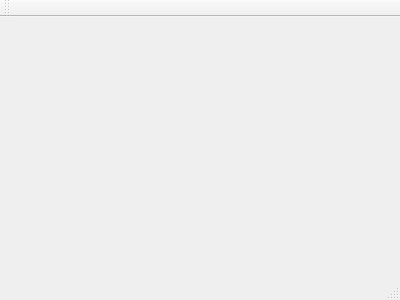
This is fenetreprincipale.ui in PorkyFighter/BallonTomTom as Qt 5 draws it before an edit. The edited form follows.
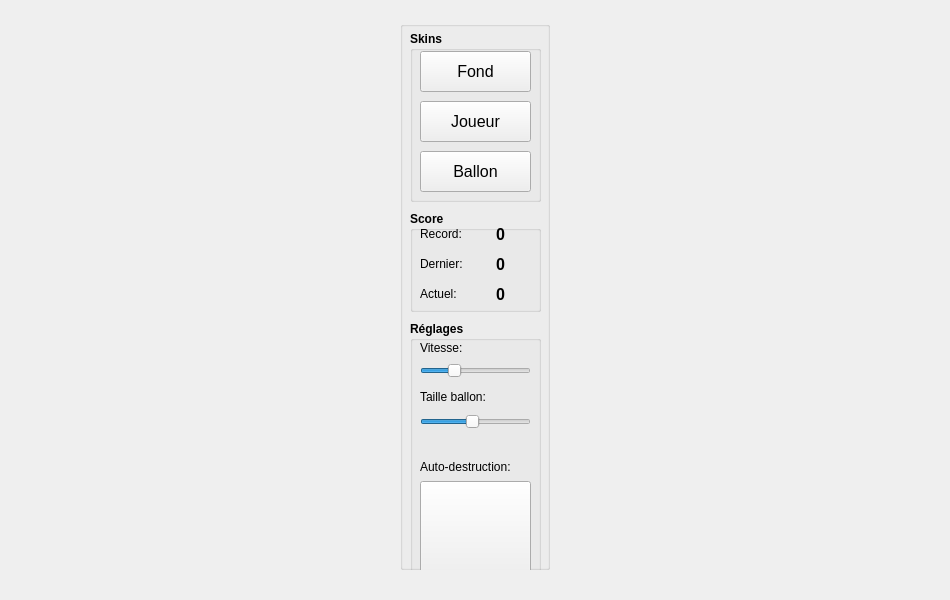
This is the edited form. Icons and pictures are not drawn.

Patch:
```diff
--- a/fenetreprincipale.ui
+++ b/fenetreprincipale.ui
@@ -1,24 +1,434 @@
 <ui version="4.0">
  <class>FenetrePrincipale</class>
- <widget class="QMainWindow" name="FenetrePrincipale" >
-  <property name="geometry" >
+ <widget class="QMainWindow" name="FenetrePrincipale">
+  <property name="geometry">
    <rect>
     <x>0</x>
     <y>0</y>
-    <width>400</width>
-    <height>300</height>
+    <width>950</width>
+    <height>600</height>
    </rect>
   </property>
   <property name="windowTitle" >
    <string>FenetrePrincipale</string>
   </property>
-  <widget class="QMenuBar" name="menuBar" />
-  <widget class="QToolBar" name="mainToolBar" />
-  <widget class="QWidget" name="centralWidget" />
-  <widget class="QStatusBar" name="statusBar" />
+  <widget class="QWidget" name="centralWidget">
+   <widget class="QWidget" name="horizontalLayoutWidget">
+    <property name="geometry">
+     <rect>
+      <x>10</x>
+      <y>10</y>
+      <width>931</width>
+      <height>571</height>
+     </rect>
+    </property>
+    <layout class="QHBoxLayout" name="qbl_general">
+     <item>
+      <layout class="QVBoxLayout" name="verticalLayout">
+       <item>
+        <widget class="QGroupBox" name="groupBox">
+         <property name="minimumSize">
+          <size>
+           <width>150</width>
+           <height>0</height>
+          </size>
+         </property>
+         <property name="maximumSize">
+          <size>
+           <width>150</width>
+           <height>16777215</height>
+          </size>
+         </property>
+         <property name="title">
+          <string/>
+         </property>
+         <widget class="QGroupBox" name="groupBox_2">
+          <property name="geometry">
+           <rect>
+            <x>10</x>
+            <y>10</y>
+            <width>131</width>
+            <height>171</height>
+           </rect>
+          </property>
+          <property name="font">
+           <font>
+            <weight>75</weight>
+            <bold>true</bold>
+           </font>
+          </property>
+          <property name="title">
+           <string>Skins</string>
+          </property>
+          <widget class="QPushButton" name="buttonFond">
+           <property name="geometry">
+            <rect>
+             <x>10</x>
+             <y>20</y>
+             <width>111</width>
+             <height>41</height>
+            </rect>
+           </property>
+           <property name="font">
+            <font>
+             <pointsize>12</pointsize>
+             <weight>50</weight>
+             <bold>false</bold>
+            </font>
+           </property>
+           <property name="text">
+            <string>Fond</string>
+           </property>
+          </widget>
+          <widget class="QPushButton" name="buttonJoueur">
+           <property name="geometry">
+            <rect>
+             <x>10</x>
+             <y>70</y>
+             <width>111</width>
+             <height>41</height>
+            </rect>
+           </property>
+           <property name="font">
+            <font>
+             <pointsize>12</pointsize>
+             <weight>50</weight>
+             <bold>false</bold>
+            </font>
+           </property>
+           <property name="text">
+            <string>Joueur</string>
+           </property>
+          </widget>
+          <widget class="QPushButton" name="buttonBallon">
+           <property name="geometry">
+            <rect>
+             <x>10</x>
+             <y>120</y>
+             <width>111</width>
+             <height>41</height>
+            </rect>
+           </property>
+           <property name="font">
+            <font>
+             <pointsize>12</pointsize>
+             <weight>50</weight>
+             <bold>false</bold>
+            </font>
+           </property>
+           <property name="text">
+            <string>Ballon</string>
+           </property>
+          </widget>
+         </widget>
+         <widget class="QGroupBox" name="groupBox_3">
+          <property name="geometry">
+           <rect>
+            <x>10</x>
+            <y>190</y>
+            <width>131</width>
+            <height>101</height>
+           </rect>
+          </property>
+          <property name="font">
+           <font>
+            <weight>75</weight>
+            <bold>true</bold>
+           </font>
+          </property>
+          <property name="title">
+           <string>Score</string>
+          </property>
+          <widget class="QLabel" name="label_3">
+           <property name="geometry">
+            <rect>
+             <x>10</x>
+             <y>13</y>
+             <width>46</width>
+             <height>20</height>
+            </rect>
+           </property>
+           <property name="font">
+            <font>
+             <weight>50</weight>
+             <bold>false</bold>
+            </font>
+           </property>
+           <property name="text">
+            <string>Record:</string>
+           </property>
+          </widget>
+          <widget class="QLabel" name="label_4">
+           <property name="geometry">
+            <rect>
+             <x>10</x>
+             <y>43</y>
+             <width>46</width>
+             <height>20</height>
+            </rect>
+           </property>
+           <property name="font">
+            <font>
+             <weight>50</weight>
+             <bold>false</bold>
+            </font>
+           </property>
+           <property name="text">
+            <string>Dernier:</string>
+           </property>
+          </widget>
+          <widget class="QLabel" name="label_5">
+           <property name="geometry">
+            <rect>
+             <x>10</x>
+             <y>73</y>
+             <width>46</width>
+             <height>20</height>
+            </rect>
+           </property>
+           <property name="font">
+            <font>
+             <weight>50</weight>
+             <bold>false</bold>
+            </font>
+           </property>
+           <property name="text">
+            <string>Actuel:</string>
+           </property>
+          </widget>
+          <widget class="QLabel" name="labelRecord">
+           <property name="geometry">
+            <rect>
+             <x>60</x>
+             <y>13</y>
+             <width>61</width>
+             <height>20</height>
+            </rect>
+           </property>
+           <property name="font">
+            <font>
+             <pointsize>12</pointsize>
+            </font>
+           </property>
+           <property name="text">
+            <string>0</string>
+           </property>
+           <property name="alignment">
+            <set>Qt::AlignCenter</set>
+           </property>
+          </widget>
+          <widget class="QLabel" name="labelDernier">
+           <property name="geometry">
+            <rect>
+             <x>60</x>
+             <y>43</y>
+             <width>61</width>
+             <height>20</height>
+            </rect>
+           </property>
+           <property name="font">
+            <font>
+             <pointsize>12</pointsize>
+            </font>
+           </property>
+           <property name="text">
+            <string>0</string>
+           </property>
+           <property name="alignment">
+            <set>Qt::AlignCenter</set>
+           </property>
+          </widget>
+          <widget class="QLabel" name="labelActuel">
+           <property name="geometry">
+            <rect>
+             <x>60</x>
+             <y>73</y>
+             <width>61</width>
+             <height>20</height>
+            </rect>
+           </property>
+           <property name="font">
+            <font>
+             <pointsize>12</pointsize>
+            </font>
+           </property>
+           <property name="layoutDirection">
+            <enum>Qt::LeftToRight</enum>
+           </property>
+           <property name="text">
+            <string>0</string>
+           </property>
+           <property name="alignment">
+            <set>Qt::AlignCenter</set>
+           </property>
+          </widget>
+         </widget>
+         <widget class="QGroupBox" name="groupBox_4">
+          <property name="geometry">
+           <rect>
+            <x>10</x>
+            <y>300</y>
+            <width>131</width>
+            <height>271</height>
+           </rect>
+          </property>
+          <property name="font">
+           <font>
+            <weight>75</weight>
+            <bold>true</bold>
+           </font>
+          </property>
+          <property name="title">
+           <string>Réglages</string>
+          </property>
+          <widget class="QSlider" name="sliderVitesse">
+           <property name="geometry">
+            <rect>
+             <x>10</x>
+             <y>40</y>
+             <width>111</width>
+             <height>20</height>
+            </rect>
+           </property>
+           <property name="minimum">
+            <number>1</number>
+           </property>
+           <property name="maximum">
+            <number>15</number>
+           </property>
+           <property name="value">
+            <number>5</number>
+           </property>
+           <property name="sliderPosition">
+            <number>5</number>
+           </property>
+           <property name="orientation">
+            <enum>Qt::Horizontal</enum>
+           </property>
+          </widget>
+          <widget class="QLabel" name="label">
+           <property name="geometry">
+            <rect>
+             <x>10</x>
+             <y>20</y>
+             <width>46</width>
+             <height>13</height>
+            </rect>
+           </property>
+           <property name="font">
+            <font>
+             <weight>50</weight>
+             <bold>false</bold>
+            </font>
+           </property>
+           <property name="text">
+            <string>Vitesse:</string>
+           </property>
+          </widget>
+          <widget class="QLabel" name="label_2">
+           <property name="geometry">
+            <rect>
+             <x>10</x>
+             <y>60</y>
+             <width>71</width>
+             <height>31</height>
+            </rect>
+           </property>
+           <property name="font">
+            <font>
+             <weight>50</weight>
+             <bold>false</bold>
+            </font>
+           </property>
+           <property name="text">
+            <string>Taille ballon:</string>
+           </property>
+          </widget>
+          <widget class="QSlider" name="sliderTailleBallon">
+           <property name="geometry">
+            <rect>
+             <x>10</x>
+             <y>90</y>
+             <width>111</width>
+             <height>21</height>
+            </rect>
+           </property>
+           <property name="minimum">
+            <number>1</number>
+           </property>
+           <property name="maximum">
+            <number>20</number>
+           </property>
+           <property name="singleStep">
+            <number>1</number>
+           </property>
+           <property name="pageStep">
+            <number>1</number>
+           </property>
+           <property name="value">
+            <number>10</number>
+           </property>
+           <property name="orientation">
+            <enum>Qt::Horizontal</enum>
+           </property>
+          </widget>
+          <widget class="QToolButton" name="toolButton">
+           <property name="geometry">
+            <rect>
+             <x>10</x>
+             <y>160</y>
+             <width>111</width>
+             <height>101</height>
+            </rect>
+           </property>
+           <property name="text">
+            <string/>
+           </property>
+           <property name="icon">
+            <iconset>
+             <normaloff>../Tom/12065573691168143172IncessantBlabber_Radioactive_symbol.svg.hi.png</normaloff>../Tom/12065573691168143172IncessantBlabber_Radioactive_symbol.svg.hi.png</iconset>
+           </property>
+           <property name="iconSize">
+            <size>
+             <width>90</width>
+             <height>90</height>
+            </size>
+           </property>
+          </widget>
+          <widget class="QLabel" name="label_9">
+           <property name="geometry">
+            <rect>
+             <x>10</x>
+             <y>130</y>
+             <width>91</width>
+             <height>31</height>
+            </rect>
+           </property>
+           <property name="font">
+            <font>
+             <weight>50</weight>
+             <bold>false</bold>
+            </font>
+           </property>
+           <property name="text">
+            <string>Auto-destruction:</string>
+           </property>
+          </widget>
+         </widget>
+        </widget>
+       </item>
+      </layout>
+     </item>
+    </layout>
+   </widget>
+  </widget>
+  <action name="actionCopier">
+   <property name="text">
+    <string>Copier</string>
+   </property>
+  </action>
  </widget>
- <layoutDefault spacing="6" margin="11" />
- <pixmapfunction></pixmapfunction>
+ <layoutdefault spacing="6" margin="11"/>
  <resources/>
  <connections/>
 </ui>
```
Left out of the diff: 3 changed lines with no effect on the pictures.
